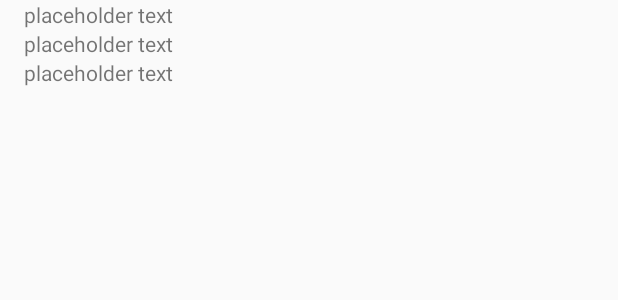
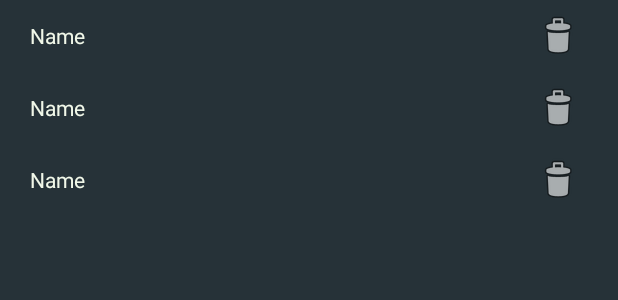
Before and after one commit to kamilkomnacki/SportResultsTracker, an Android app: the layout content_sports_list.xml on its own in the app's theme, with its tools: preview values and no code run, on a phone screen of 412 x 824 dp. Shown: the top 300 px of the screen. Run offline under Robolectric (Android 15) with nearby library versions, the light colour scheme and no system bars.

Commit message:
Update layout for sports list

```diff
--- a/app/src/main/java/com/komnacki/sportresultstracker/SportsListAdapter.kt
+++ b/app/src/main/java/com/komnacki/sportresultstracker/SportsListAdapter.kt
@@ -28,7 +28,7 @@ class SportsListAdapter(context: Context) : RecyclerView.Adapter<SportsListAdapt
     override fun onBindViewHolder(holder: ViewHolder, position: Int) {
         if (list != null) {
             var current: User = list!!.get(position)
-            holder.sportsListItemView.text = current.name + ", " + current.sportsAmount
+            holder.sportsListItemView.text = current.name
         } else
             holder.sportsListItemView.text = "No users..."
     }
@@ -40,6 +40,6 @@ class SportsListAdapter(context: Context) : RecyclerView.Adapter<SportsListAdapt
     }
 
     inner class ViewHolder(itemView: View) : RecyclerView.ViewHolder(itemView) {
-        var sportsListItemView: TextView = itemView.findViewById(R.id.tv_sportsList_item)
+        var sportsListItemView: TextView = itemView.findViewById(R.id.item_sportsList_tv_name)
     }
 }
--- a/app/src/main/res/layout/content_sports_list.xml
+++ b/app/src/main/res/layout/content_sports_list.xml
@@ -6,7 +6,8 @@
     android:layout_height="match_parent"
     app:layout_behavior="@string/appbar_scrolling_view_behavior"
     tools:context="com.komnacki.sportresultstracker.SportsListActivity"
-    tools:showIn="@layout/activity_sports_list">
+    tools:showIn="@layout/activity_sports_list"
+    android:background="@color/colorPrimaryDark">
 
     <android.support.v7.widget.RecyclerView
         android:id="@+id/rv_sportsList"
@@ -14,7 +15,6 @@
         android:layout_height="wrap_content"
         android:layout_margin="16dp"
         tools:listitem="@layout/item_sports_list">
-
     </android.support.v7.widget.RecyclerView>
 
 </android.support.constraint.ConstraintLayout>
--- a/app/src/main/res/layout/item_sports_list.xml
+++ b/app/src/main/res/layout/item_sports_list.xml
@@ -1,13 +1,28 @@
 <?xml version="1.0" encoding="utf-8"?>
 <LinearLayout xmlns:android="http://schemas.android.com/apk/res/android"
     xmlns:tools="http://schemas.android.com/tools"
+    android:id="@+id/item_sportsList"
     android:layout_width="match_parent"
     android:layout_height="wrap_content"
-    android:orientation="vertical">
+    android:orientation="horizontal"
+    android:padding="@dimen/item_sportList_padding">
 
     <TextView
-        android:id="@+id/tv_sportsList_item"
-        android:layout_width="match_parent"
+        android:id="@+id/item_sportsList_tv_name"
+        android:layout_width="0dp"
         android:layout_height="wrap_content"
-        tools:text="placeholder text" />
+        android:layout_gravity="center_vertical"
+        android:layout_weight="1"
+        android:textColor="@color/colorPrimary"
+        tools:text="Name" />
+
+    <ImageButton
+        android:id="@+id/item_sportsList_btn_delete"
+        android:layout_width="wrap_content"
+        android:layout_height="wrap_content"
+        android:background="@color/colorAccent"
+        android:contentDescription="@string/contentDesc_deleteUser"
+        android:padding="@dimen/item_sportList_padding"
+        android:gravity="end"
+        android:src="@android:drawable/ic_menu_delete" />
 </LinearLayout>
--- a/app/src/main/res/values/dimens.xml
+++ b/app/src/main/res/values/dimens.xml
@@ -1,3 +1,4 @@
 <resources>
     <dimen name="fab_margin">16dp</dimen>
+    <dimen name="item_sportList_padding">4dp</dimen>
 </resources>
--- a/app/src/main/res/values/strings.xml
+++ b/app/src/main/res/values/strings.xml
@@ -1,4 +1,5 @@
 <resources>
     <string name="app_name">Sport results tracker</string>
     <string name="title_activity_sports_list">SportsListActivity</string>
+    <string name="contentDesc_deleteUser">Delete user</string>
 </resources>
```
